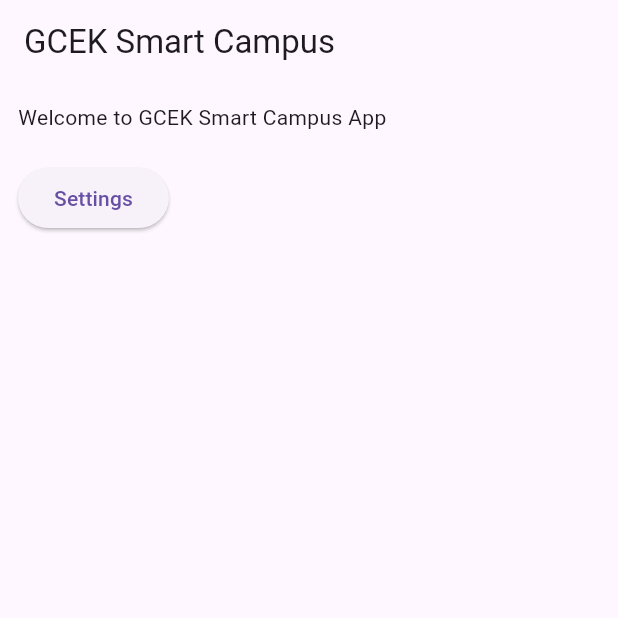
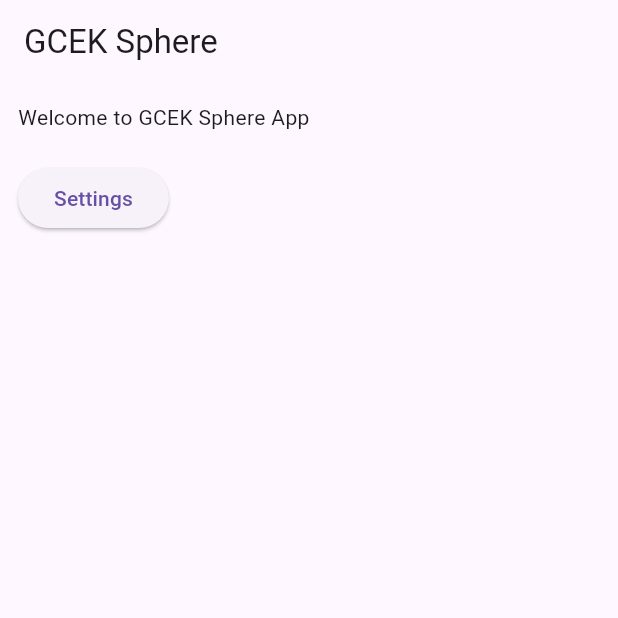
Before and after one commit to nandanmagdum/gcek_smart_campus_2025, a Flutter app: the screen it shows after launch, on a phone screen of 412 x 824 dp, the top half of it. Run offline on Flutter 3.47's test engine with Material 3 defaults, Android fonts, the phone set to English and light mode, and no system bars; our stand-ins replace get, go_router, shared_preferences.

Commit message:
changed bundle id and app name

```diff
--- a/lib/pages/home_page.dart
+++ b/lib/pages/home_page.dart
@@ -9,7 +9,7 @@
   Widget build(BuildContext context) {
     return Scaffold(
       appBar: AppBar(
-        title: Text("GCEK Smart Campus"),
+        title: Text("GCEK Sphere"),
       ),
       body: Padding(
         padding: const EdgeInsets.all(12.0),
@@ -17,7 +17,7 @@
           crossAxisAlignment: CrossAxisAlignment.start,
           children: [
             Text(
-              "Welcome to GCEK Smart Campus App",
+              "Welcome to GCEK Sphere App",
             ),
             SizedBox(
               height: 20,
```
Also changed, not shown: 2 other files.
